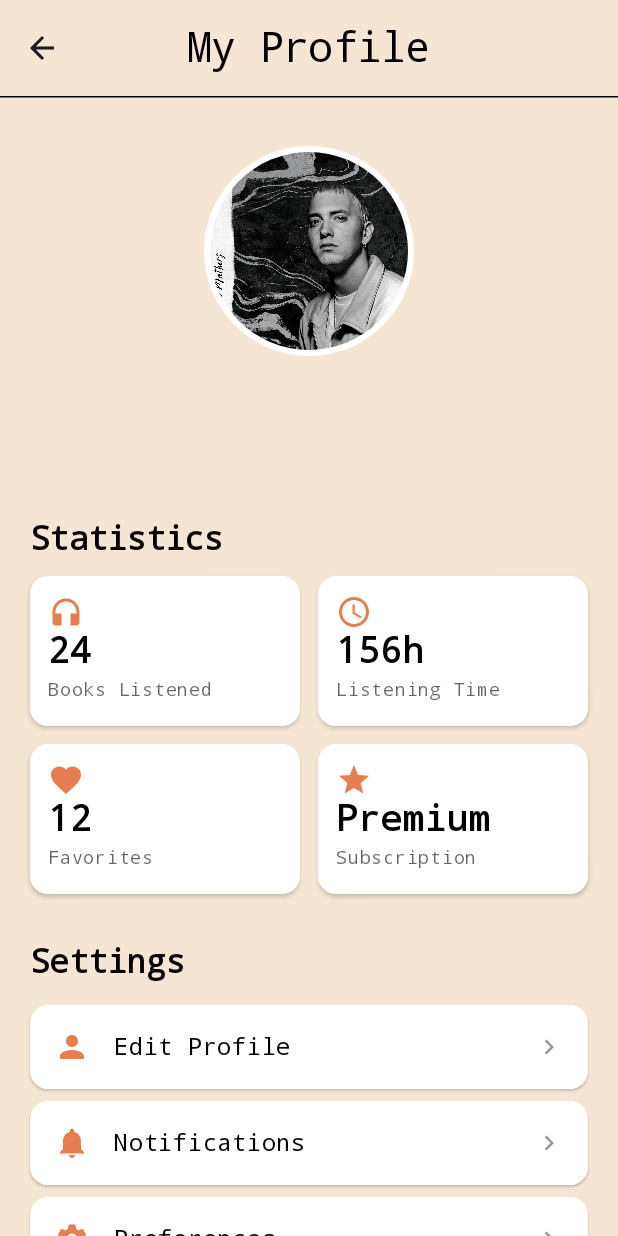
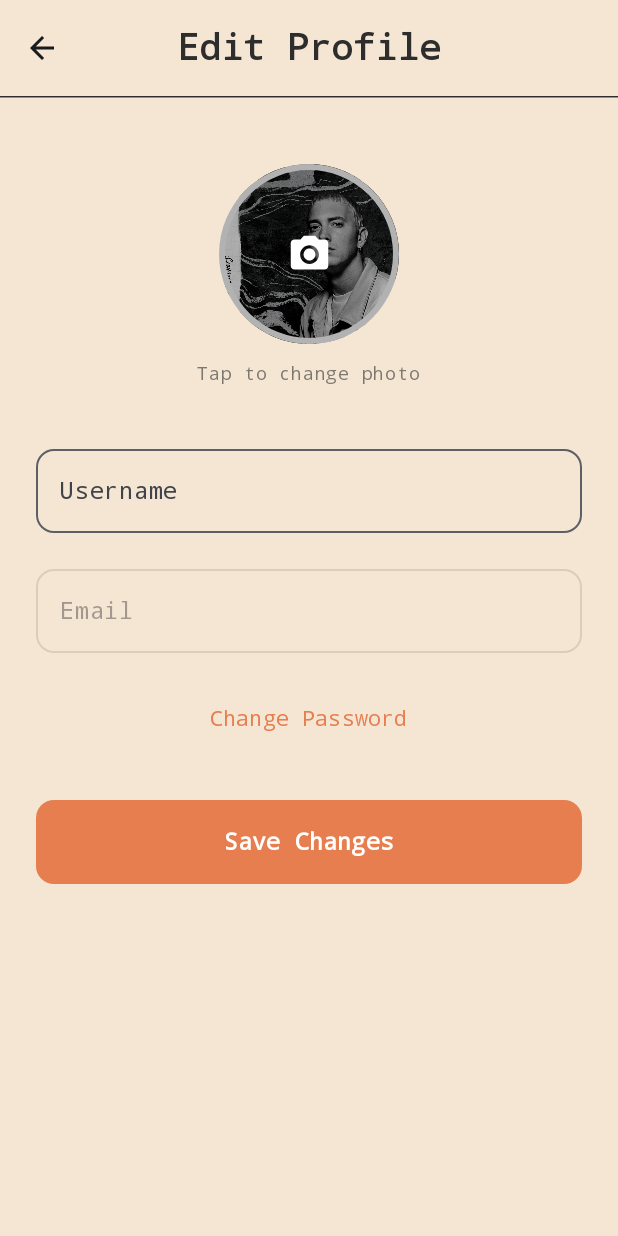
Before and after one commit to SassiMohamedRayene/BookWave, an Android app built with Jetpack Compose: the AccountScreen screen opened through its navigation route, after a tap on "Edit Profile", on a phone screen of 412 x 824 dp. Run offline under Robolectric (Android 15) with nearby library versions, the phone set to English and light mode, and no system bars; our stand-ins replace Firebase (no records; nobody signed in at launch, a user with empty details on screens opened directly); pictures from the network do not load.

Commit message:
commit profile edit.

```diff
--- a/app/src/main/java/edu/gvsu/cis/bookwave/navigation/Navigation.kt
+++ b/app/src/main/java/edu/gvsu/cis/bookwave/navigation/Navigation.kt
@@ -83,5 +83,9 @@ fun Nav() {
         composable(route = Routes.CHATBOT_SCREEN) {
             ChatbotScreen(navController)
         }
+
+        composable(route = Routes.EDIT_PROFILE_SCREEN) {
+            EditProfileScreen(navController, authViewModel)
+        }
     }
 }
--- a/app/src/main/java/edu/gvsu/cis/bookwave/navigation/Routes.kt
+++ b/app/src/main/java/edu/gvsu/cis/bookwave/navigation/Routes.kt
@@ -12,4 +12,5 @@ object Routes {
     const val ACCOUNT_SCREEN = "account_screen"
     const val CHAT_SCREEN = "chat_screen"
     const val SIGNUP_SCREEN = "signup_screen"
+    const val EDIT_PROFILE_SCREEN = "edit_profile_screen"
 }
--- a/app/src/main/java/edu/gvsu/cis/bookwave/ui/screen/AccountScreen.kt
+++ b/app/src/main/java/edu/gvsu/cis/bookwave/ui/screen/AccountScreen.kt
@@ -3,6 +3,7 @@ package edu.gvsu.cis.bookwave.ui.screen
 import android.annotation.SuppressLint
 import androidx.compose.foundation.Image
 import androidx.compose.foundation.background
+import androidx.compose.foundation.border
 import androidx.compose.foundation.layout.*
 import androidx.compose.foundation.lazy.LazyColumn
 import androidx.compose.foundation.shape.CircleShape
@@ -11,6 +12,7 @@ import androidx.compose.material.icons.Icons
 import androidx.compose.material.icons.filled.*
 import androidx.compose.material3.*
 import androidx.compose.runtime.Composable
+import androidx.compose.runtime.LaunchedEffect
 import androidx.compose.ui.Alignment
 import androidx.compose.ui.Modifier
 import androidx.compose.ui.draw.clip
@@ -24,6 +26,7 @@ import androidx.compose.ui.text.font.FontWeight
 import androidx.compose.ui.unit.dp
 import androidx.compose.ui.unit.sp
 import androidx.navigation.NavController
+import coil.compose.AsyncImage
 import edu.gvsu.cis.bookwave.R
 import edu.gvsu.cis.bookwave.navigation.Routes
 import edu.gvsu.cis.bookwave.viewmodel.AuthViewModel
@@ -88,19 +91,32 @@ fun AccountScreen(
                         .background(Color.White, CircleShape)
                         .padding(4.dp)
                 ) {
+                    if (authViewModel.profileImageUrl != null) {
+                        AsyncImage(
+                            model = authViewModel.profileImageUrl,
+                            contentDescription = "Profile picture",
+                            contentScale = ContentScale.Crop,
+                            modifier = Modifier
+                                .fillMaxSize()
+                                .clip(CircleShape),
+                            placeholder = painterResource(id = R.drawable.eminem),
+                            error = painterResource(id = R.drawable.eminem)
+                        )
+                    } else {
                         Image(
                             painter = painterResource(id = R.drawable.eminem),
-                        contentDescription = "Profile picture",
+                            contentDescription = "Default profile picture",
                             contentScale = ContentScale.Crop,
                             modifier = Modifier
                                 .fillMaxSize()
                                 .clip(CircleShape)
                         )
                     }
+                }
 
                 Spacer(modifier = Modifier.height(16.dp))
 
-                // Username from Firebase
+                // Username
                 Text(
                     text = user?.displayName ?: "User",
                     style = TextStyle(
@@ -114,7 +130,7 @@ fun AccountScreen(
 
                 Spacer(modifier = Modifier.height(4.dp))
 
-                // Email from Firebase
+                // Email
                 Text(
                     text = user?.email ?: "email@bookwave.com",
                     fontSize = 14.sp,
@@ -214,9 +230,11 @@ fun AccountScreen(
                         .padding(horizontal = 20.dp)
                 ) {
                     SettingItem(
-                        icon = Icons.Default.Person,
+                        icon = Icons.Default.Edit,
                         title = "Edit Profile",
-                        onClick = { /* TODO */ }
+                        onClick = {
+                            navController.navigate(Routes.EDIT_PROFILE_SCREEN)
+                        }
                     )
 
                     SettingItem(
--- /dev/null
+++ b/app/src/main/java/edu/gvsu/cis/bookwave/ui/screen/EditProfileScreen.kt
@@ -0,0 +1,381 @@
+package edu.gvsu.cis.bookwave.ui.screen
+
+import android.net.Uri
+import androidx.activity.compose.rememberLauncherForActivityResult
+import androidx.activity.result.contract.ActivityResultContracts
+import androidx.compose.foundation.Image
+import androidx.compose.foundation.background
+import androidx.compose.foundation.border
+import androidx.compose.foundation.clickable
+import androidx.compose.foundation.layout.*
+import androidx.compose.foundation.shape.CircleShape
+import androidx.compose.foundation.shape.RoundedCornerShape
+import androidx.compose.material.icons.Icons
+import androidx.compose.material.icons.filled.*
+import androidx.compose.material3.*
+import androidx.compose.runtime.*
+import androidx.compose.ui.Alignment
+import androidx.compose.ui.Modifier
+import androidx.compose.ui.draw.clip
+import androidx.compose.ui.graphics.Color
+import androidx.compose.ui.layout.ContentScale
+import androidx.compose.ui.res.painterResource
+import androidx.compose.ui.text.TextStyle
+import androidx.compose.ui.text.font.FontFamily
+import androidx.compose.ui.text.font.FontWeight
+import androidx.compose.ui.text.input.PasswordVisualTransformation
+import androidx.compose.ui.text.input.VisualTransformation
+import androidx.compose.ui.unit.dp
+import androidx.compose.ui.unit.sp
+import androidx.navigation.NavController
+import coil.compose.AsyncImage
+import edu.gvsu.cis.bookwave.R
+import edu.gvsu.cis.bookwave.viewmodel.AuthViewModel
+
+@OptIn(ExperimentalMaterial3Api::class)
+@Composable
+fun EditProfileScreen(
+    navController: NavController,
+    authViewModel: AuthViewModel
+) {
+    val user = authViewModel.currentUser
+
+    var username by remember { mutableStateOf(user?.displayName ?: "") }
+    var currentPassword by remember { mutableStateOf("") }
+    var newPassword by remember { mutableStateOf("") }
+    var confirmPassword by remember { mutableStateOf("") }
+
+    var showCurrentPassword by remember { mutableStateOf(false) }
+    var showNewPassword by remember { mutableStateOf(false) }
+    var showConfirmPassword by remember { mutableStateOf(false) }
+
+    var showPasswordFields by remember { mutableStateOf(false) }
+    var message by remember { mutableStateOf<String?>(null) }
+    var isError by remember { mutableStateOf(false) }
+
+    val backgroundColor = Color(0xFFF5E6D3)
+    val buttonColor = Color(0xFFE67E50)
+    val textColor = Color(0xFF2D2D2D)
+
+    // Image picker
+    val imagePickerLauncher = rememberLauncherForActivityResult(
+        contract = ActivityResultContracts.GetContent()
+    ) { uri: Uri? ->
+        uri?.let {
+            authViewModel.uploadProfilePicture(it) { success, msg ->
+                message = msg
+                isError = !success
+            }
+        }
+    }
+
+    // Show message dialog
+    message?.let { msg ->
+        AlertDialog(
+            onDismissRequest = {
+                message = null
+                if (!isError) {
+                    navController.navigateUp()
+                }
+            },
+            title = { Text(if (isError) "Error" else "Success") },
+            text = { Text(msg) },
+            confirmButton = {
+                TextButton(onClick = {
+                    message = null
+                    if (!isError) {
+                        navController.navigateUp()
+                    }
+                }) {
+                    Text("OK")
+                }
+            }
+        )
+    }
+
+    Scaffold(
+        topBar = {
+            Column {
+                CenterAlignedTopAppBar(
+                    navigationIcon = {
+                        IconButton(onClick = { navController.navigateUp() }) {
+                            Icon(
+                                imageVector = Icons.Default.ArrowBack,
+                                contentDescription = "Back"
+                            )
+                        }
+                    },
+                    title = {
+                        Text(
+                            text = "Edit Profile",
+                            style = TextStyle(
+                                fontSize = 24.sp,
+                                color = textColor,
+                                fontFamily = FontFamily.Monospace,
+                                fontWeight = FontWeight.Bold
+                            )
+                        )
+                    },
+                    colors = TopAppBarDefaults.centerAlignedTopAppBarColors(
+                        containerColor = backgroundColor
+                    )
+                )
+                HorizontalDivider(color = textColor, thickness = 1.dp)
+            }
+        }
+    ) { paddingValues ->
+        Column(
+            modifier = Modifier
+                .fillMaxSize()
+                .padding(paddingValues)
+                .background(backgroundColor)
+                .padding(24.dp),
+            horizontalAlignment = Alignment.CenterHorizontally
+        ) {
+            Spacer(modifier = Modifier.height(20.dp))
+
+            // Profile Picture
+            Box(
+                modifier = Modifier
+                    .size(120.dp)
+                    .clickable { imagePickerLauncher.launch("image/*") }
+            ) {
+                if (authViewModel.profileImageUrl != null) {
+                    AsyncImage(
+                        model = authViewModel.profileImageUrl,
+                        contentDescription = "Profile picture",
+                        modifier = Modifier
+                            .fillMaxSize()
+                            .clip(CircleShape)
+                            .border(4.dp, Color.White, CircleShape),
+                        contentScale = ContentScale.Crop,
+                        placeholder = painterResource(id = R.drawable.eminem),
+                        error = painterResource(id = R.drawable.eminem)
+                    )
+                } else {
+                    Image(
+                        painter = painterResource(id = R.drawable.eminem),
+                        contentDescription = "Default profile picture",
+                        modifier = Modifier
+                            .fillMaxSize()
+                            .clip(CircleShape)
+                            .border(4.dp, Color.White, CircleShape),
+                        contentScale = ContentScale.Crop
+                    )
+                }
+
+                // Camera icon overlay
+                Box(
+                    modifier = Modifier
+                        .fillMaxSize()
+                        .clip(CircleShape)
+                        .background(Color.Black.copy(alpha = 0.3f)),
+                    contentAlignment = Alignment.Center
+                ) {
+                    if (authViewModel.isLoading) {
+                        CircularProgressIndicator(
+                            color = Color.White,
+                            modifier = Modifier.size(30.dp)
+                        )
+                    } else {
+                        Icon(
+                            imageVector = Icons.Default.CameraAlt,
+                            contentDescription = "Change photo",
+                            tint = Color.White,
+                            modifier = Modifier.size(30.dp)
+                        )
+                    }
+                }
+            }
+
+            Text(
+                text = "Tap to change photo",
+                fontSize = 12.sp,
+                color = textColor.copy(alpha = 0.6f),
+                fontFamily = FontFamily.Monospace,
+                modifier = Modifier.padding(top = 8.dp)
+            )
+
+            Spacer(modifier = Modifier.height(30.dp))
+
+            // Username
+            OutlinedTextField(
+                value = username,
+                onValueChange = { username = it },
+                label = { Text("Username", fontFamily = FontFamily.Monospace) },
+                modifier = Modifier.fillMaxWidth(),
+                shape = RoundedCornerShape(12.dp),
+                colors = OutlinedTextFieldDefaults.colors(
+                    focusedBorderColor = buttonColor,
+                    focusedLabelColor = buttonColor
+                ),
+                textStyle = TextStyle(fontFamily = FontFamily.Monospace)
+            )
+
+            Spacer(modifier = Modifier.height(16.dp))
+
+            // Email (read-only)
+            OutlinedTextField(
+                value = user?.email ?: "",
+                onValueChange = {},
+                label = { Text("Email", fontFamily = FontFamily.Monospace) },
+                modifier = Modifier.fillMaxWidth(),
+                enabled = false,
+                shape = RoundedCornerShape(12.dp),
+                textStyle = TextStyle(fontFamily = FontFamily.Monospace)
+            )
+
+            Spacer(modifier = Modifier.height(20.dp))
+
+            // Change Password Button
+            TextButton(
+                onClick = { showPasswordFields = !showPasswordFields }
+            ) {
+                Text(
+                    text = if (showPasswordFields) "Cancel Password Change" else "Change Password",
+                    color = buttonColor,
+                    fontFamily = FontFamily.Monospace
+                )
+            }
+
+            // Password Fields (show/hide)
+            if (showPasswordFields) {
+                Spacer(modifier = Modifier.height(16.dp))
+
+                OutlinedTextField(
+                    value = currentPassword,
+                    onValueChange = { currentPassword = it },
+                    label = { Text("Current Password", fontFamily = FontFamily.Monospace) },
+                    visualTransformation = if (showCurrentPassword)
+                        VisualTransformation.None else PasswordVisualTransformation(),
+                    trailingIcon = {
+                        IconButton(onClick = { showCurrentPassword = !showCurrentPassword }) {
+                            Icon(
+                                imageVector = if (showCurrentPassword)
+                                    Icons.Default.Visibility else Icons.Default.VisibilityOff,
+                                contentDescription = "Toggle password"
+                            )
+                        }
+                    },
+                    modifier = Modifier.fillMaxWidth(),
+                    shape = RoundedCornerShape(12.dp),
+                    colors = OutlinedTextFieldDefaults.colors(
+                        focusedBorderColor = buttonColor,
+                        focusedLabelColor = buttonColor
+                    ),
+                    textStyle = TextStyle(fontFamily = FontFamily.Monospace)
+                )
+
+                Spacer(modifier = Modifier.height(12.dp))
+
+                OutlinedTextField(
+                    value = newPassword,
+                    onValueChange = { newPassword = it },
+                    label = { Text("New Password", fontFamily = FontFamily.Monospace) },
+                    visualTransformation = if (showNewPassword)
+                        VisualTransformation.None else PasswordVisualTransformation(),
+                    trailingIcon = {
+                        IconButton(onClick = { showNewPassword = !showNewPassword }) {
+                            Icon(
+                                imageVector = if (showNewPassword)
+                                    Icons.Default.Visibility else Icons.Default.VisibilityOff,
+                                contentDescription = "Toggle password"
+                            )
+                        }
+                    },
+                    modifier = Modifier.fillMaxWidth(),
+                    shape = RoundedCornerShape(12.dp),
+                    colors = OutlinedTextFieldDefaults.colors(
+                        focusedBorderColor = buttonColor,
+                        focusedLabelColor = buttonColor
+                    ),
+                    textStyle = TextStyle(fontFamily = FontFamily.Monospace)
+                )
+
+                Spacer(modifier = Modifier.height(12.dp))
+
+                OutlinedTextField(
+                    value = confirmPassword,
+                    onValueChange = { confirmPassword = it },
+                    label = { Text("Confirm New Password", fontFamily = FontFamily.Monospace) },
+                    visualTransformation = if (showConfirmPassword)
+                        VisualTransformation.None else PasswordVisualTransformation(),
+                    trailingIcon = {
+                        IconButton(onClick = { showConfirmPassword = !showConfirmPassword }) {
+                            Icon(
+                                imageVector = if (showConfirmPassword)
+                                    Icons.Default.Visibility else Icons.Default.VisibilityOff,
+                                contentDescription = "Toggle password"
+                            )
+                        }
+                    },
+                    modifier = Modifier.fillMaxWidth(),
+                    shape = RoundedCornerShape(12.dp),
+                    colors = OutlinedTextFieldDefaults.colors(
+                        focusedBorderColor = buttonColor,
+                        focusedLabelColor = buttonColor
+                    ),
+                    textStyle = TextStyle(fontFamily = FontFamily.Monospace)
+                )
+            }
+
+            Spacer(modifier = Modifier.height(30.dp))
+
+            // Save Button
+            Button(
+                onClick = {
+                    // Validate
+                    if (showPasswordFields) {
+                        if (currentPassword.isBlank() || newPassword.isBlank()) {
+                            message = "Please fill all password fields"
+                            isError = true
+                            return@Button
+                        }
+                        if (newPassword != confirmPassword) {
+                            message = "Passwords do not match"
+                            isError = true
+                            return@Button
+                        }
+                        if (newPassword.length < 6) {
+                            message = "Password must be at least 6 characters"
+                            isError = true
+                            return@Button
+                        }
+                    }
+
+                    // Update profile
+                    authViewModel.updateProfile(
+                        newUsername = username,
+                        currentPassword = if (showPasswordFields) currentPassword else null,
+                        newPassword = if (showPasswordFields) newPassword else null
+                    ) { success, msg ->
+                        message = msg
+                        isError = !success
+                    }
+                },
+                modifier = Modifier
+                    .fillMaxWidth()
+                    .height(56.dp),
+                colors = ButtonDefaults.buttonColors(
+                    containerColor = buttonColor
+                ),
+                shape = RoundedCornerShape(12.dp),
+                enabled = !authViewModel.isLoading
+            ) {
+                if (authViewModel.isLoading) {
+                    CircularProgressIndicator(
+                        modifier = Modifier.size(24.dp),
+                        color = Color.White
+                    )
+                } else {
+                    Text(
+                        text = "Save Changes",
+                        fontSize = 16.sp,
+                        fontFamily = FontFamily.Monospace,
+                        fontWeight = FontWeight.Bold
+                    )
+                }
+            }
+        }
+    }
+}
```
Also changed, not shown: app/build.gradle.kts (+25 -53 lines), app/src/main/java/edu/gvsu/cis/bookwave/viewmodel/AuthViewModel.kt (+146 -22 lines). Lines whose indentation alone changed are shown as unchanged.
